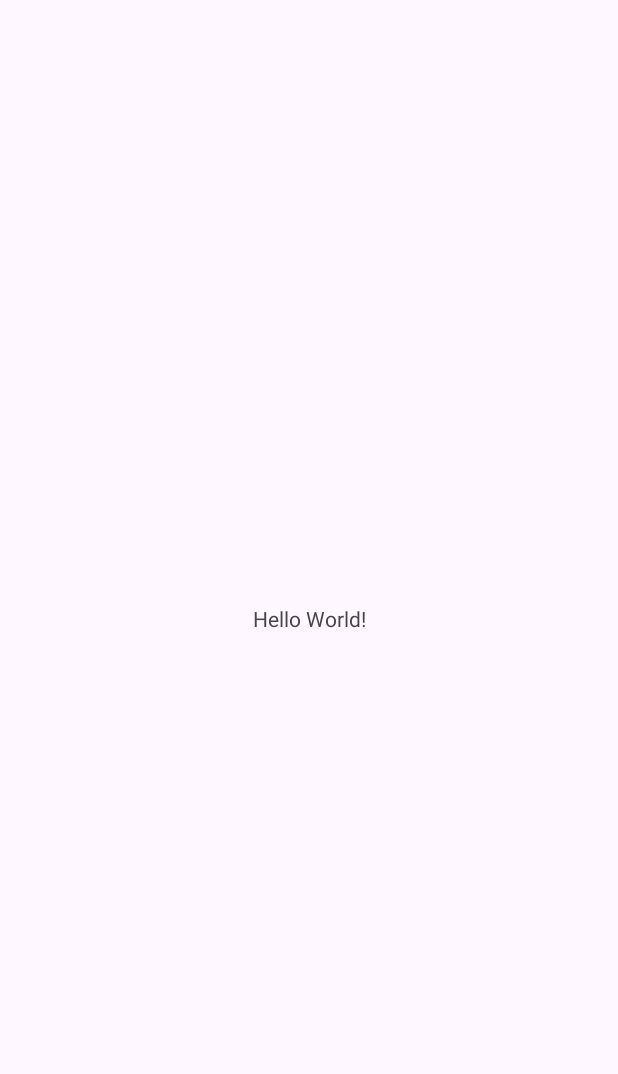
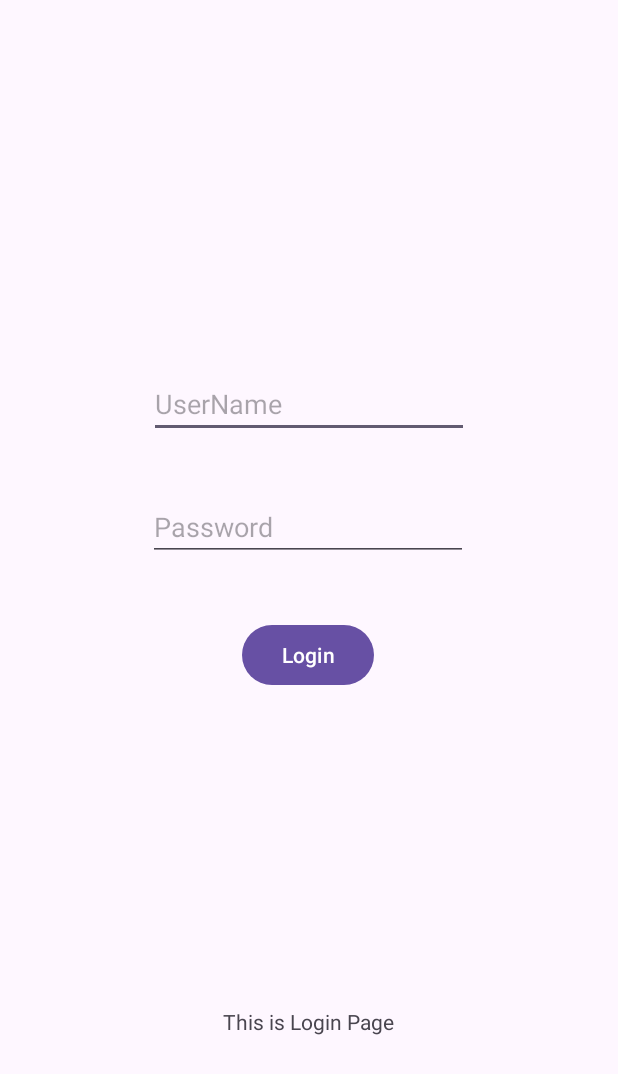
Before and after one commit to MengBowen-328p/PersonalBill, an Android app: the screen it shows after launch (MainActivity before the commit, LoginActivity after it), on a phone screen of 412 x 824 dp. Before the commit the part shown is almost empty. Shown: the top 1074 px of the screen. Run offline under Robolectric (Android 15) with nearby library versions, the phone set to English and light mode, and no system bars.

Commit message:
Login Page

```diff
--- /dev/null
+++ b/app/src/main/java/com/exam/personalbill/LoginActivity.kt
@@ -0,0 +1,39 @@
+package com.exam.personalbill
+
+import android.content.Intent
+import android.os.Bundle
+import android.widget.Button
+import android.widget.EditText
+import android.widget.Toast
+import androidx.appcompat.app.AppCompatActivity
+
+class LoginActivity : AppCompatActivity() {
+
+    private lateinit var db: Database
+
+    override fun onCreate(savedInstanceState: Bundle?) {
+        super.onCreate(savedInstanceState)
+        setContentView(R.layout.activity_login)
+
+        db = Database(this)
+
+        val usernameEditText = findViewById<EditText>(R.id.editTextText)
+        val passwordEditText = findViewById<EditText>(R.id.editTextTextPassword)
+        val loginButton = findViewById<Button>(R.id.button)
+
+        loginButton.setOnClickListener {
+            val username = usernameEditText.text.toString()
+            val password = passwordEditText.text.toString()
+
+            if (db.checkUser(username, password)) {
+                Toast.makeText(this, "Login successful", Toast.LENGTH_SHORT).show()
+                // 跳转到主页面
+                val intent = Intent(this, MainActivity::class.java)
+                startActivity(intent)
+                finish()
+            } else {
+                Toast.makeText(this, "Invalid username or password", Toast.LENGTH_SHORT).show()
+            }
+        }
+    }
+}
--- a/app/src/main/java/com/exam/personalbill/SplashActivity.kt
+++ b/app/src/main/java/com/exam/personalbill/SplashActivity.kt
@@ -12,8 +12,8 @@ class SplashActivity : AppCompatActivity() {
         super.onCreate(savedInstanceState)
         setContentView(R.layout.activity_splash)
         Handler(Looper.getMainLooper()).postDelayed({
-            startActivity(Intent(this,MainActivity::class.java))
+            startActivity(Intent(this, LoginActivity::class.java))
             finish()
-        },splash_time)
+        }, splash_time)
     }
 }
--- /dev/null
+++ b/app/src/main/res/layout/activity_login.xml
@@ -0,0 +1,89 @@
+<?xml version="1.0" encoding="utf-8"?>
+<androidx.constraintlayout.widget.ConstraintLayout xmlns:android="http://schemas.android.com/apk/res/android"
+    xmlns:app="http://schemas.android.com/apk/res-auto"
+    xmlns:tools="http://schemas.android.com/tools"
+    android:layout_width="match_parent"
+    android:layout_height="match_parent"
+    tools:context=".LoginActivity">
+
+    <TextView
+        android:id="@+id/textView2"
+        android:layout_width="wrap_content"
+        android:layout_height="wrap_content"
+        android:text="This is Login Page"
+        app:layout_constraintBottom_toBottomOf="parent"
+        app:layout_constraintEnd_toEndOf="parent"
+        app:layout_constraintHorizontal_bias="0.498"
+        app:layout_constraintStart_toStartOf="parent"
+        app:layout_constraintTop_toTopOf="parent"
+        app:layout_constraintVertical_bias="0.834" />
+
+    <EditText
+        android:id="@+id/editTextText"
+        android:layout_width="wrap_content"
+        android:layout_height="wrap_content"
+        android:ems="10"
+        android:inputType="text"
+        android:hint="UserName"
+        app:layout_constraintBottom_toBottomOf="parent"
+        app:layout_constraintEnd_toEndOf="parent"
+        app:layout_constraintStart_toStartOf="parent"
+        app:layout_constraintTop_toTopOf="parent"
+        app:layout_constraintVertical_bias="0.317" />
+
+    <EditText
+        android:id="@+id/editTextTextPassword"
+        android:layout_width="wrap_content"
+        android:layout_height="wrap_content"
+        android:ems="10"
+        android:inputType="textPassword"
+        android:hint="Password"
+        app:layout_constraintBottom_toBottomOf="parent"
+        app:layout_constraintEnd_toEndOf="parent"
+        app:layout_constraintHorizontal_bias="0.497"
+        app:layout_constraintStart_toStartOf="parent"
+        app:layout_constraintTop_toTopOf="parent"
+        app:layout_constraintVertical_bias="0.422" />
+
+    <Button
+        android:id="@+id/button"
+        android:layout_width="wrap_content"
+        android:layout_height="wrap_content"
+        android:text="Login"
+        app:layout_constraintBottom_toBottomOf="parent"
+        app:layout_constraintEnd_toEndOf="parent"
+        app:layout_constraintHorizontal_bias="0.498"
+        app:layout_constraintStart_toStartOf="parent"
+        app:layout_constraintTop_toTopOf="parent"
+        app:layout_constraintVertical_bias="0.532" />
+</androidx.constraintlayout.widget.ConstraintLayout>
+
+
+<!--    <?xml version="1.0" encoding="utf-8"?>-->
+<!--<LinearLayout xmlns:android="http://schemas.android.com/apk/res/android"-->
+<!--android:layout_width="match_parent"-->
+<!--android:layout_height="match_parent"-->
+<!--android:orientation="vertical"-->
+<!--android:padding="16dp">-->
+
+<!--<EditText-->
+<!--    android:id="@+id/username"-->
+<!--    android:layout_width="match_parent"-->
+<!--    android:layout_height="wrap_content"-->
+<!--    android:hint="Username"-->
+<!--    android:inputType="text" />-->
+
+<!--<EditText-->
+<!--    android:id="@+id/password"-->
+<!--    android:layout_width="match_parent"-->
+<!--    android:layout_height="wrap_content"-->
+<!--    android:hint="Password"-->
+<!--    android:inputType="textPassword" />-->
+
+<!--<Button-->
+<!--    android:id="@+id/login_button"-->
+<!--    android:layout_width="match_parent"-->
+<!--    android:layout_height="wrap_content"-->
+<!--    android:text="Login" />-->
+
+<!--</LinearLayout>-->
```
Also changed, not shown: app/src/main/AndroidManifest.xml (+12 -0 lines), app/src/main/java/com/exam/personalbill/Database.kt (added, +50 -0 lines).
